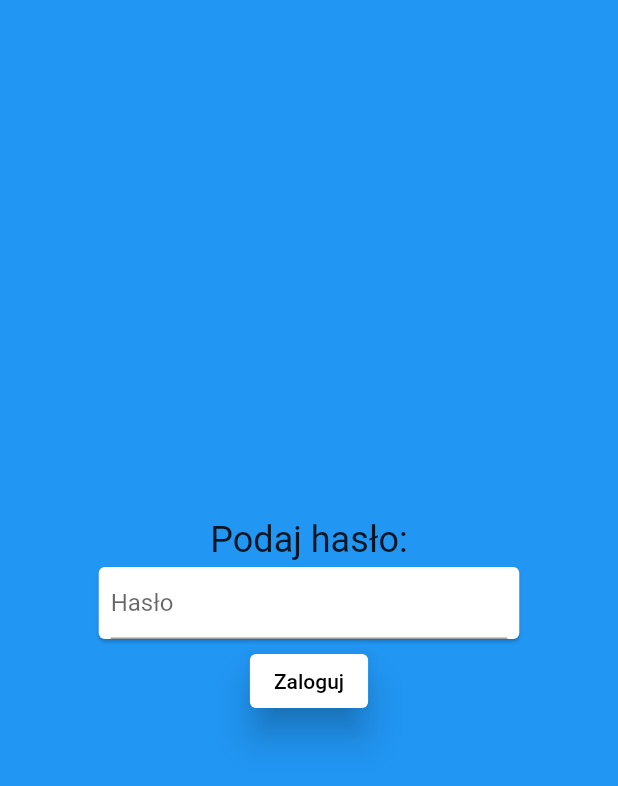
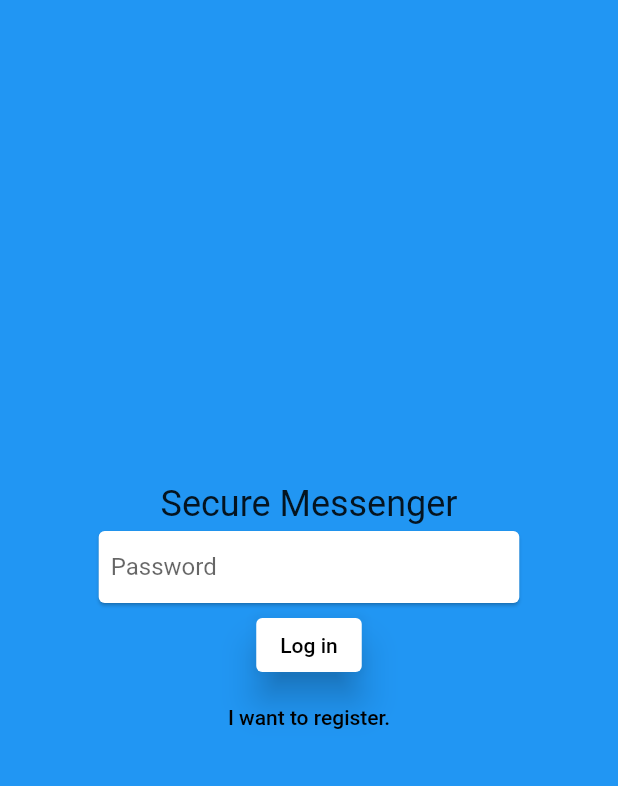
Before and after one commit to Karakean/Secure-Messenger, a Flutter app: the screen it shows after launch, on a phone screen of 412 x 824 dp. Shown: the top 786 px of the screen. Run offline on Flutter 3.47's test engine with Material 2 defaults, Android fonts, the phone set to English and light mode, and no system bars.

Commit message:
add register option

```diff
--- a/lib/screens/login_screen.dart
+++ b/lib/screens/login_screen.dart
@@ -10,22 +10,32 @@ class LoginScreen extends StatefulWidget {
 }
 
 class _LoginScreenState extends State<LoginScreen> {
-  late final TextEditingController _controller;
+  final _formKey = GlobalKey<FormState>();
+  late final TextEditingController _passwordController;
+
+  bool _isLogin = true;
+  String _login = '';
+  String _password = '';
 
   @override
   void initState() {
     super.initState();
-    _controller = TextEditingController();
+    _passwordController = TextEditingController();
   }
 
   @override
   void dispose() {
-    _controller.dispose();
+    _passwordController.dispose();
     super.dispose();
   }
 
   void _submit() {
-    if (_controller.text.trim() == "xd") {
+    if (!_formKey.currentState!.validate()) {
+      return; //nie wyslo
+    }
+    _formKey.currentState!.save();
+
+    if (_password == "xdxd") {
       // ? dziwne ale wychodzi na to ze menu jest by default na stacku pod loginem
       Navigator.of(context).pop();
     }
@@ -42,22 +52,70 @@ class _LoginScreenState extends State<LoginScreen> {
             mainAxisAlignment: MainAxisAlignment.center,
             children: [
               Text(
-                "Podaj hasło:",
+                "Secure Messenger",
                 style: Theme.of(context).textTheme.headlineSmall,
               ),
-              Card(
-                child: Padding(
-                  padding: const EdgeInsets.symmetric(horizontal: 8.0),
-                  child: TextField(
-                    obscureText: true,
-                    controller: _controller,
-                    onSubmitted: (_) => _submit(),
-                    textInputAction: TextInputAction.done,
-                    keyboardType: TextInputType.visiblePassword,
-                    decoration: const InputDecoration(
-                      hintText: "Hasło",
+              Form(
+                key: _formKey,
+                child: Column(
+                  children: [
+                    CustomField(
+                      visible: !_isLogin,
+                      child: TextFormField(
+                        enabled: !_isLogin,
+                        decoration: const InputDecoration(
+                          border: InputBorder.none,
+                          hintText: "Username",
+                        ),
+                        validator: (value) {
+                          if (value == null || value.isEmpty || value.characters.length < 4) {
+                            return "Enter at least 4 characters";
+                          }
+                          return null;
+                        },
+                        onSaved: (newValue) {
+                          _login = newValue!;
+                        },
+                      ),
                     ),
-                  ),
+                    CustomField(
+                      child: TextFormField(
+                        enabled: true,
+                        controller: _passwordController,
+                        obscureText: true,
+                        decoration: const InputDecoration(
+                          border: InputBorder.none,
+                          hintText: "Password",
+                        ),
+                        validator: (value) {
+                          if (value == null || value.isEmpty || value.characters.length < 4) {
+                            return "Enter at least 4 characters";
+                          }
+                          return null;
+                        },
+                        onSaved: (newValue) {
+                          _password = newValue!;
+                        },
+                      ),
+                    ),
+                    CustomField(
+                      visible: !_isLogin,
+                      child: TextFormField(
+                        enabled: !_isLogin,
+                        obscureText: true,
+                        decoration: const InputDecoration(
+                          border: InputBorder.none,
+                          hintText: "Repeat password",
+                        ),
+                        validator: (value) {
+                          if (_passwordController.text != value) {
+                            return "Passwords do not match";
+                          }
+                          return null;
+                        },
+                      ),
+                    ),
+                  ],
                 ),
               ),
               ElevatedButton(
@@ -67,7 +125,18 @@ class _LoginScreenState extends State<LoginScreen> {
                   foregroundColor: Colors.black,
                   elevation: 10,
                 ),
-                child: const Text("Zaloguj"),
+                child: Text(_isLogin ? "Log in" : "Register"),
+              ),
+              TextButton(
+                onPressed: () {
+                  setState(() {
+                    _isLogin = !_isLogin;
+                  });
+                },
+                child: Text(
+                  _isLogin ? "I want to register." : "I want to log in.",
+                  style: const TextStyle(color: Colors.black),
+                ),
               ),
             ],
           ),
@@ -76,3 +145,23 @@ class _LoginScreenState extends State<LoginScreen> {
     );
   }
 }
+
+class CustomField extends StatelessWidget {
+  final Widget child;
+  final bool visible;
+
+  const CustomField({this.visible = true, required this.child, super.key});
+
+  @override
+  Widget build(BuildContext context) {
+    return Container(
+      constraints: BoxConstraints(maxHeight: visible ? double.infinity : 0),
+      child: Card(
+        child: Padding(
+          padding: const EdgeInsets.symmetric(horizontal: 8.0),
+          child: child,
+        ),
+      ),
+    );
+  }
+}
```
